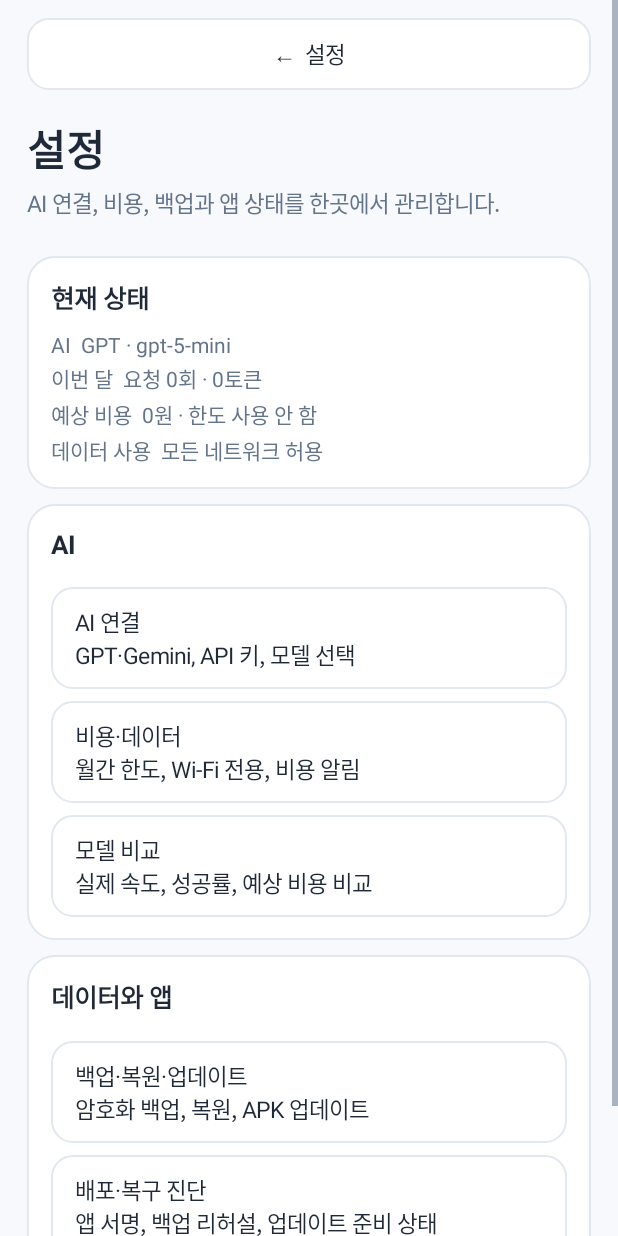
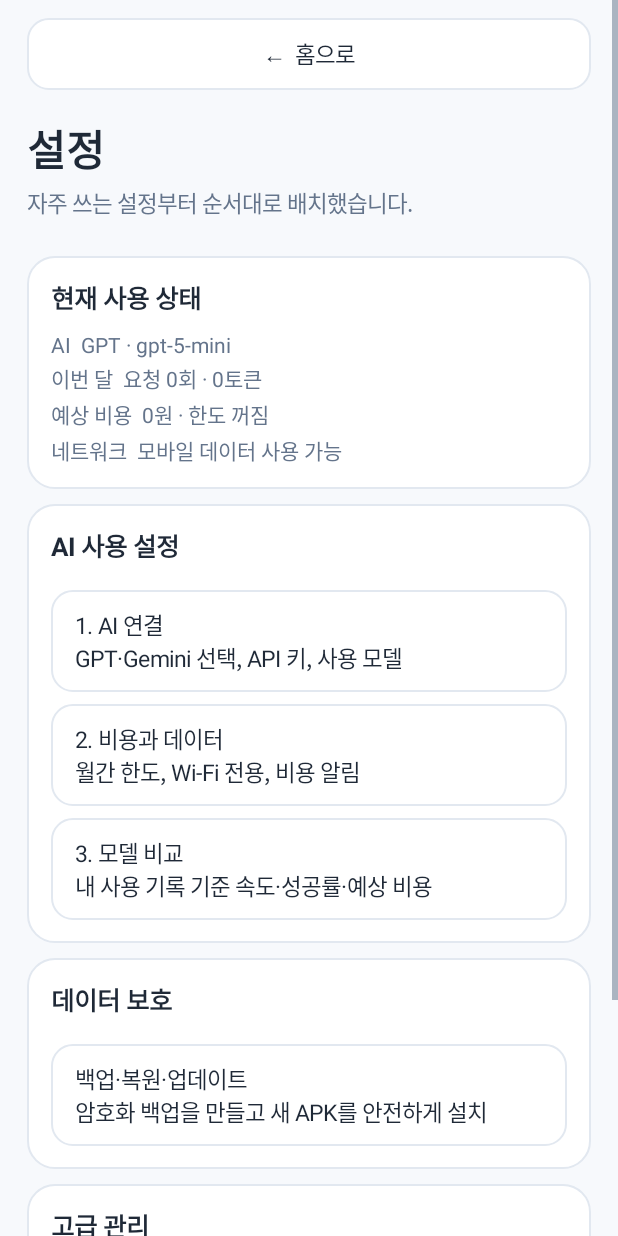
Before and after one commit to KANG77556/MyBrain-v3, an Android app: the SettingsHubActivity screen opened directly, with no data from a screen before it, on a phone screen of 412 x 824 dp. Run offline under Robolectric (Android 15) with nearby library versions, the light colour scheme and no system bars; pictures from the network do not load.

Commit message:
alpha30 설정 메뉴 순서와 고급 관리 분리

```diff
--- a/app/src/main/java/kr/co/mybrain/v2/settings/SettingsHubActivity.java
+++ b/app/src/main/java/kr/co/mybrain/v2/settings/SettingsHubActivity.java
@@ -18,7 +18,7 @@ import kr.co.mybrain.v2.transfer.BackupRestoreActivity;
 import kr.co.mybrain.v2.transfer.ReleaseRecoveryDiagnosticsActivity;
 import kr.co.mybrain.v2.ui.AppUi;
 
-/** 홈에 흩어진 설정 메뉴를 한곳에 모은 단순한 설정 허브입니다. */
+/** 자주 쓰는 설정과 고급 관리 기능을 분리한 설정 허브입니다. */
 public class SettingsHubActivity extends AppCompatActivity {
     private TextView summaryText;
 
@@ -36,44 +36,49 @@ public class SettingsHubActivity extends AppCompatActivity {
         AppUi.Screen screen = AppUi.screen(this);
         LinearLayout root = screen.root;
 
-        Button back = AppUi.secondaryButton(this, "←  설정");
+        Button back = AppUi.secondaryButton(this, "←  홈으로");
         back.setOnClickListener(v -> finish());
         root.addView(back, new LinearLayout.LayoutParams(-1, AppUi.dp(this, 48)));
 
         root.addView(AppUi.title(this, "설정"));
-        root.addView(AppUi.subtitle(this, "AI 연결, 비용, 백업과 앱 상태를 한곳에서 관리합니다."));
+        root.addView(AppUi.subtitle(this, "자주 쓰는 설정부터 순서대로 배치했습니다."));
 
         LinearLayout summary = AppUi.card(this);
         root.addView(summary, AppUi.cardParams(this));
-        summary.addView(AppUi.sectionTitle(this, "현재 상태"));
+        summary.addView(AppUi.sectionTitle(this, "현재 사용 상태"));
         summaryText = AppUi.body(this, "설정을 불러오는 중입니다.");
         summary.addView(summaryText);
 
         LinearLayout aiCard = AppUi.card(this);
         root.addView(aiCard, AppUi.cardParams(this));
-        aiCard.addView(AppUi.sectionTitle(this, "AI"));
-        Button connection = AppUi.menuButton(this, "AI 연결", "GPT·Gemini, API 키, 모델 선택");
+        aiCard.addView(AppUi.sectionTitle(this, "AI 사용 설정"));
+        Button connection = AppUi.menuButton(this, "1. AI 연결", "GPT·Gemini 선택, API 키, 사용 모델");
         connection.setOnClickListener(v -> startActivity(new Intent(this, AiSettingsActivity.class)));
         AppUi.addMenu(aiCard, this, connection);
 
-        Button cost = AppUi.menuButton(this, "비용·데이터", "월간 한도, Wi-Fi 전용, 비용 알림");
+        Button cost = AppUi.menuButton(this, "2. 비용과 데이터", "월간 한도, Wi-Fi 전용, 비용 알림");
         cost.setOnClickListener(v -> startActivity(new Intent(this, AiBudgetActivity.class)));
         AppUi.addMenu(aiCard, this, cost);
 
-        Button compare = AppUi.menuButton(this, "모델 비교", "실제 속도, 성공률, 예상 비용 비교");
+        Button compare = AppUi.menuButton(this, "3. 모델 비교", "내 사용 기록 기준 속도·성공률·예상 비용");
         compare.setOnClickListener(v -> startActivity(new Intent(this, AiModelComparisonActivity.class)));
         AppUi.addMenu(aiCard, this, compare);
 
         LinearLayout dataCard = AppUi.card(this);
         root.addView(dataCard, AppUi.cardParams(this));
-        dataCard.addView(AppUi.sectionTitle(this, "데이터와 앱"));
-        Button backup = AppUi.menuButton(this, "백업·복원·업데이트", "암호화 백업, 복원, APK 업데이트");
+        dataCard.addView(AppUi.sectionTitle(this, "데이터 보호"));
+        Button backup = AppUi.menuButton(this, "백업·복원·업데이트", "암호화 백업을 만들고 새 APK를 안전하게 설치");
         backup.setOnClickListener(v -> startActivity(new Intent(this, BackupRestoreActivity.class)));
         AppUi.addMenu(dataCard, this, backup);
 
-        Button diagnostics = AppUi.menuButton(this, "배포·복구 진단", "앱 서명, 백업 리허설, 업데이트 준비 상태");
+        LinearLayout advancedCard = AppUi.card(this);
+        root.addView(advancedCard, AppUi.cardParams(this));
+        advancedCard.addView(AppUi.sectionTitle(this, "고급 관리"));
+        TextView advancedNote = AppUi.body(this, "일반 사용 중에는 변경할 필요가 없습니다.");
+        advancedCard.addView(advancedNote);
+        Button diagnostics = AppUi.menuButton(this, "배포·복구 진단", "앱 서명과 백업 복원 가능 상태 확인");
         diagnostics.setOnClickListener(v -> startActivity(new Intent(this, ReleaseRecoveryDiagnosticsActivity.class)));
-        AppUi.addMenu(dataCard, this, diagnostics);
+        AppUi.addMenu(advancedCard, this, diagnostics);
 
         TextView version = AppUi.body(this, "MyBrain AI " + currentVersion());
         version.setTextAlignment(View.TEXT_ALIGNMENT_CENTER);
@@ -89,11 +94,11 @@ public class SettingsHubActivity extends AppCompatActivity {
         AiUsageStore.CombinedSummary usage = AiUsageStore.loadCombined(this);
         String budgetText = budget.budgetEnabled
                 ? formatWon(usage.monthlyEstimatedCostWon) + " / " + formatWon(budget.monthlyLimitWon)
-                : formatWon(usage.monthlyEstimatedCostWon) + " · 한도 사용 안 함";
+                : formatWon(usage.monthlyEstimatedCostWon) + " · 한도 꺼짐";
         summaryText.setText("AI  " + ai.providerLabel() + " · " + ai.selectedModel()
                 + "\n이번 달  요청 " + usage.monthlyRequests + "회 · " + usage.monthlyTotalTokens + "토큰"
                 + "\n예상 비용  " + budgetText
-                + "\n데이터 사용  " + (budget.wifiOnly ? "Wi-Fi에서만 AI 사용" : "모든 네트워크 허용"));
+                + "\n네트워크  " + (budget.wifiOnly ? "Wi-Fi에서만 AI 사용" : "모바일 데이터 사용 가능"));
     }
 
     private String currentVersion() {
```
